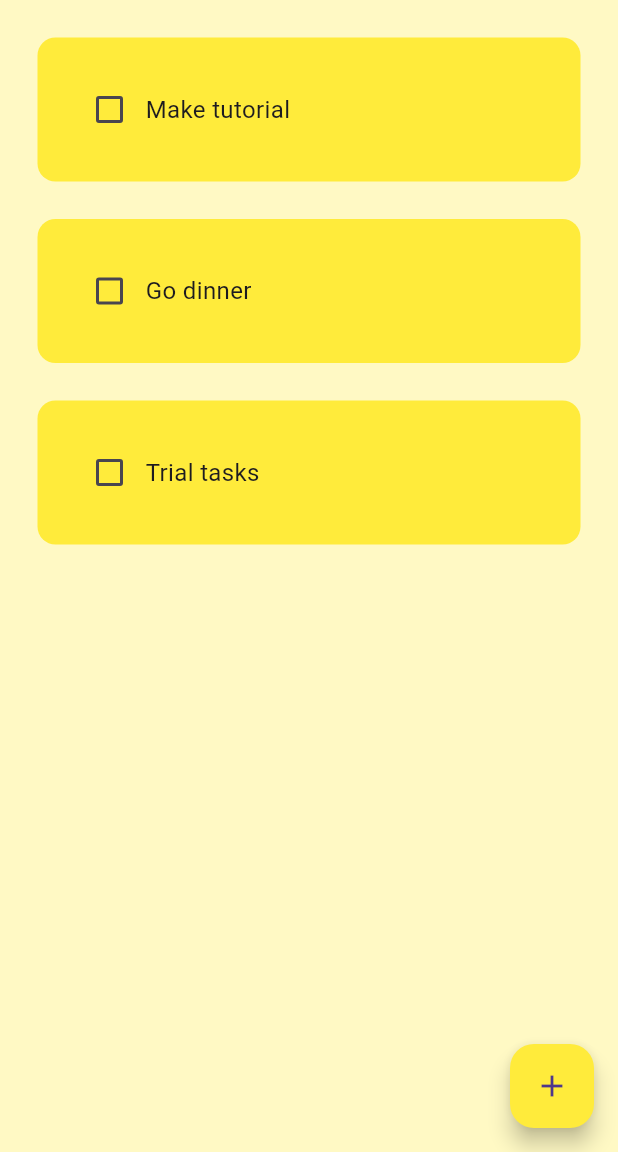
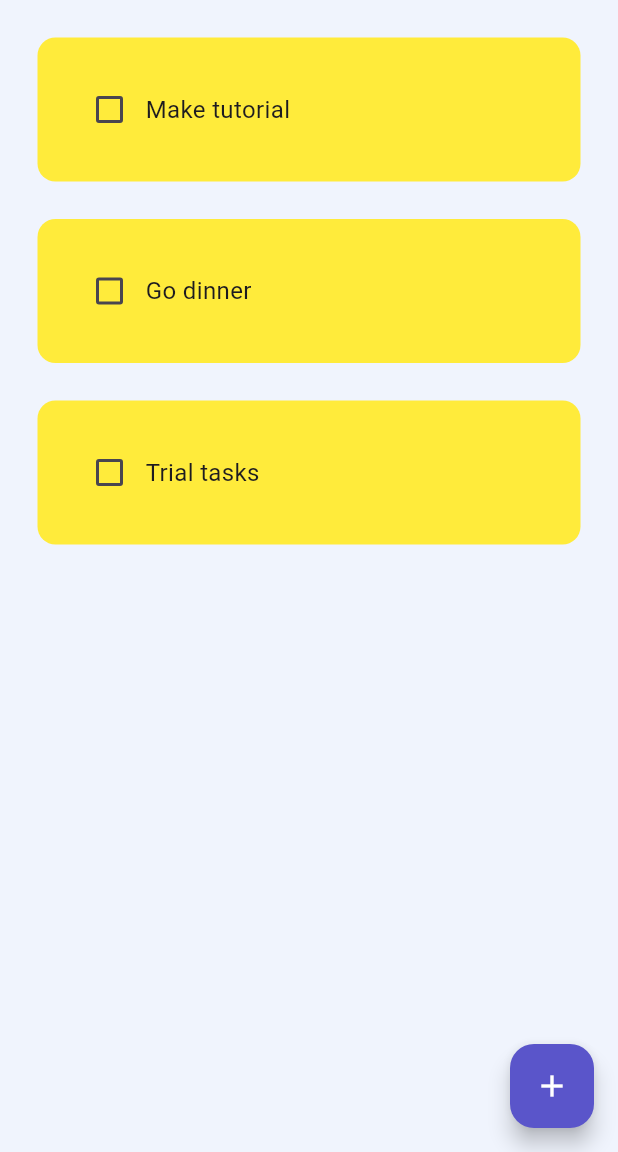
Before and after one commit to CodeWithCrescent/ToDo-App-With-Hive, a Flutter app: the screen it shows after launch, on a phone screen of 412 x 824 dp, the part 84-1236 px from its top. Run offline on Flutter 3.47's test engine with Material 3 defaults, Android fonts, the phone set to English and light mode, and no system bars; drawn by our look-alikes of flutter_slidable; our stand-ins replace hexcolor, hive_flutter; accounts and stored records are empty.

Commit message:
Changing the background color, text color

```diff
--- a/lib/pages/home_page.dart
+++ b/lib/pages/home_page.dart
@@ -1,6 +1,7 @@
 import 'package:flutter/material.dart';
 import 'package:hive_flutter/hive_flutter.dart';
 import 'package:todo_hive/data/database.dart';
+import 'package:todo_hive/utils/colors.dart';
 import 'package:todo_hive/widgets/dialog_box.dart';
 import 'package:todo_hive/widgets/todo_tile.dart';
 
@@ -74,13 +75,14 @@ class _HomePageState extends State<HomePage> {
   @override
   Widget build(BuildContext context) {
     return Scaffold(
-      backgroundColor: Colors.yellow.shade100,
+      backgroundColor: GlobalColors.bgColor,
       appBar: AppBar(
         title: const Text('TO DO'),
       ),
       floatingActionButton: FloatingActionButton(
         onPressed: createNewTask,
-        backgroundColor: Colors.yellow,
+        backgroundColor: GlobalColors.mainColor,
+        foregroundColor: GlobalColors.whiteColor,
         child: const Icon(Icons.add),
       ),
       body: ListView.builder(
```
